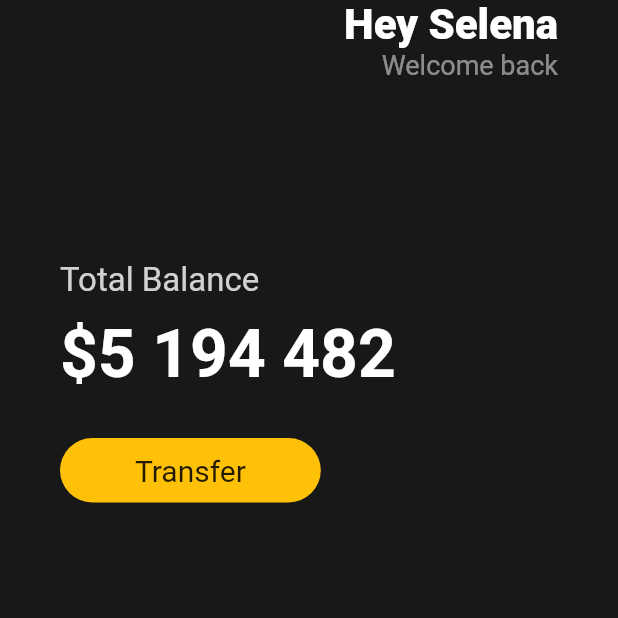
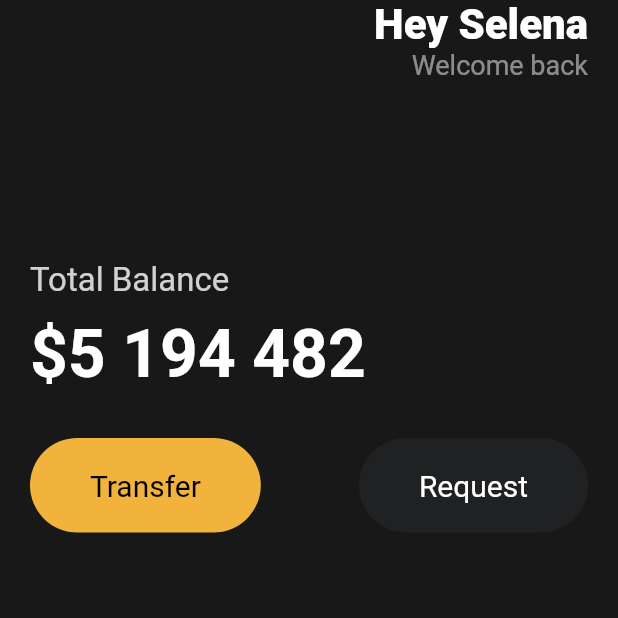
Before and after one commit to Heungseop/flutter_exam, a Flutter app: the screen it shows after launch, on a phone screen of 412 x 824 dp, the top half of it. Run offline on Flutter 3.47's test engine with Material 2 defaults, Android fonts, the phone set to English and light mode, and no system bars.

Commit message:
3.5 Reusable Widgets

```diff
--- a/lib/main.dart
+++ b/lib/main.dart
@@ -1,4 +1,5 @@
 import 'package:flutter/material.dart';
+import 'package:toonflix/widgets/Button.dart';
 
 void main() {
   runApp(const App());
@@ -20,7 +21,7 @@ class App extends StatelessWidget {
           body: SafeArea(
               child: Padding(
             padding: const EdgeInsets.symmetric(
-              horizontal: 40,
+              horizontal: 20,
             ),
             child: Column(
               crossAxisAlignment: CrossAxisAlignment.start,
@@ -71,25 +72,19 @@ class App extends StatelessWidget {
                 const SizedBox(
                   height: 30,
                 ),
-                Row(
+                const Row(
+                  mainAxisAlignment: MainAxisAlignment.spaceBetween,
                   children: [
-                    Container(
-                      decoration: BoxDecoration(
-                          color: Colors.amber,
-                          borderRadius: BorderRadius.circular(45)),
-                      child: const Padding(
-                        padding: EdgeInsets.symmetric(
-                          vertical: 10,
-                          horizontal: 50,
-                        ),
-                        child: Text(
-                          "Transfer",
-                          style: TextStyle(
-                            fontSize: 20,
-                          ),
-                        ),
-                      ),
-                    )
+                    Button(
+                      text: "Transfer",
+                      bgColor: Color(0xffF1B33B),
+                      textColor: Colors.black,
+                    ),
+                    Button(
+                      text: "Request",
+                      bgColor: Color(0xff1f2123),
+                      textColor: Colors.white,
+                    ),
                   ],
                 )
               ],
--- /dev/null
+++ b/lib/widgets/button.dart
@@ -0,0 +1,34 @@
+import 'package:flutter/material.dart';
+
+class Button extends StatelessWidget {
+  final String text;
+  final Color bgColor;
+  final Color textColor;
+// Color(0xffF1B33B)
+  const Button(
+      {super.key,
+      required this.text,
+      required this.bgColor,
+      required this.textColor});
+
+  @override
+  Widget build(BuildContext context) {
+    return Container(
+      decoration: BoxDecoration(
+          color: bgColor, borderRadius: BorderRadius.circular(45)),
+      child: Padding(
+        padding: const EdgeInsets.symmetric(
+          vertical: 20,
+          horizontal: 40,
+        ),
+        child: Text(
+          text,
+          style: TextStyle(
+            color: textColor,
+            fontSize: 20,
+          ),
+        ),
+      ),
+    );
+  }
+}
```
